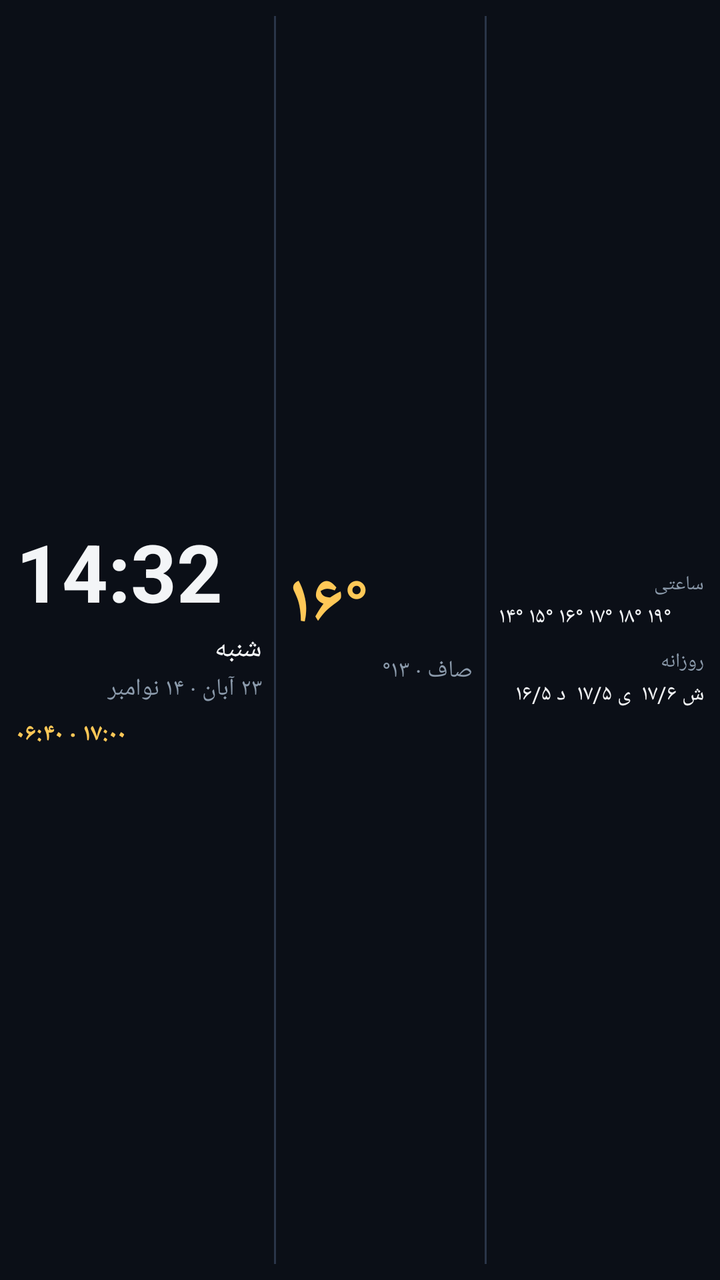
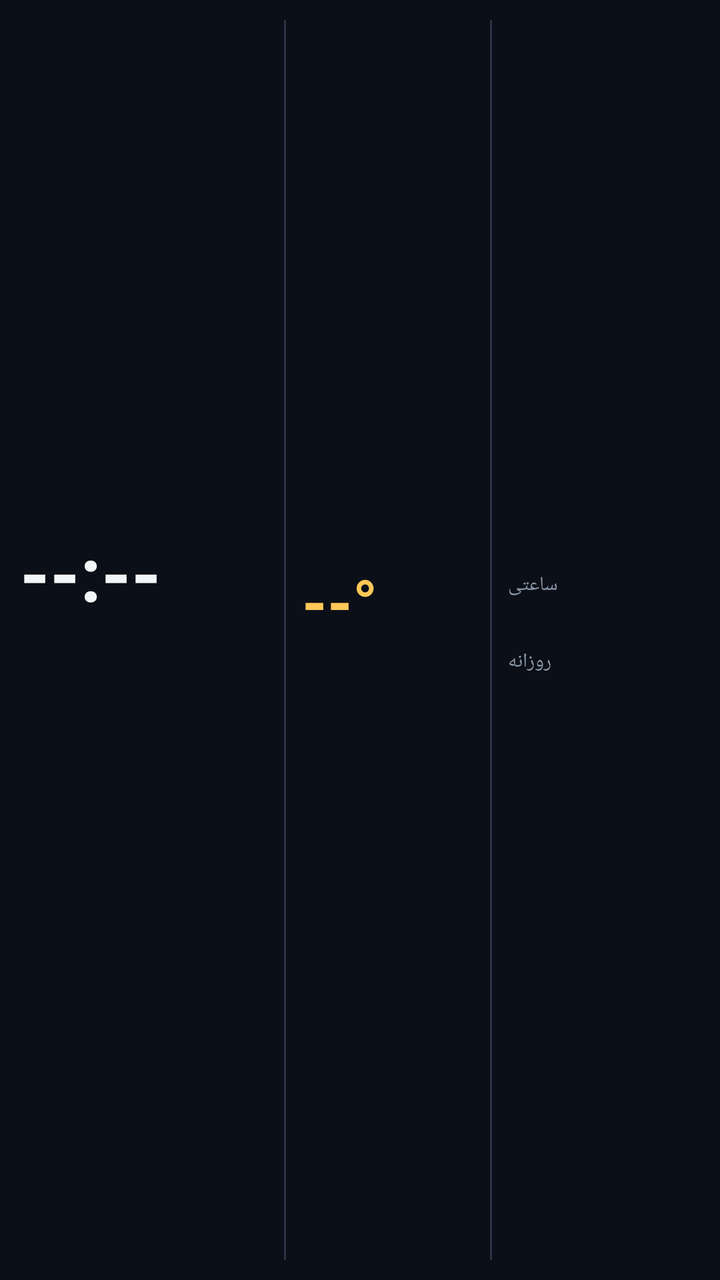

Compare the two renders of this Android layout. The source of the first and the diff that turns it into the second are given below.
<!-- AndroidManifest.xml: application theme AppTheme -->
<!-- res/layout/widget_clock.xml -->
<?xml version="1.0" encoding="utf-8"?>
<LinearLayout xmlns:android="http://schemas.android.com/apk/res/android"
    android:id="@+id/widget_root"
    android:layout_width="match_parent"
    android:layout_height="match_parent"
    android:orientation="horizontal"
    android:background="#FF0B0F17"
    android:padding="8dp">

    
    <LinearLayout
        android:layout_width="0dp"
        android:layout_height="match_parent"
        android:layout_weight="1.2"
        android:orientation="vertical"
        android:gravity="center_vertical">

        <TextView
            android:id="@+id/tv_time"
            android:layout_width="match_parent"
            android:layout_height="wrap_content"
            android:text="14:32"
            android:textColor="#FFF3F5F7"
            android:textSize="40sp"
            android:textStyle="bold"
            android:includeFontPadding="false"
            android:maxLines="1" />

        <TextView
            android:id="@+id/tv_weekday"
            android:layout_width="match_parent"
            android:layout_height="wrap_content"
            android:layout_marginTop="4dp"
            android:text="شنبه"
            android:textColor="#FFF3F5F7"
            android:textSize="14sp"
            android:maxLines="1" />

        <TextView
            android:id="@+id/tv_dates"
            android:layout_width="match_parent"
            android:layout_height="wrap_content"
            android:layout_marginTop="2dp"
            android:text="۲۳ آبان · ۱۴ نوامبر"
            android:textColor="#FF8B9AAB"
            android:textSize="12sp"
            android:maxLines="1" />

        <TextView
            android:id="@+id/tv_solar"
            android:layout_width="match_parent"
            android:layout_height="wrap_content"
            android:layout_marginTop="6dp"
            android:text="۰۶:۴۰ · ۱۷:۰۰"
            android:textColor="#FFFFC857"
            android:textSize="12sp"
            android:textStyle="bold"
            android:maxLines="1" />

    </LinearLayout>

    
    <View
        android:layout_width="1dp"
        android:layout_height="match_parent"
        android:layout_marginStart="6dp"
        android:layout_marginEnd="6dp"
        android:background="#FF2A3548" />

    
    <LinearLayout
        android:layout_width="0dp"
        android:layout_height="match_parent"
        android:layout_weight="0.9"
        android:orientation="vertical"
        android:gravity="center_vertical">

        <TextView
            android:id="@+id/tv_temp"
            android:layout_width="match_parent"
            android:layout_height="wrap_content"
            android:text="۱۶°"
            android:textColor="#FFFFC857"
            android:textSize="34sp"
            android:textStyle="bold"
            android:includeFontPadding="false"
            android:maxLines="1" />

        <TextView
            android:id="@+id/tv_condition"
            android:layout_width="match_parent"
            android:layout_height="wrap_content"
            android:layout_marginTop="2dp"
            android:text="صاف · ۱۳°"
            android:textColor="#FF8B9AAB"
            android:textSize="12sp"
            android:maxLines="1" />

        <TextView
            android:id="@+id/tv_updated"
            android:layout_width="match_parent"
            android:layout_height="wrap_content"
            android:layout_marginTop="4dp"
            android:text=""
            android:textColor="#FF5A6A7A"
            android:textSize="10sp"
            android:maxLines="1" />

    </LinearLayout>

    
    <View
        android:layout_width="1dp"
        android:layout_height="match_parent"
        android:layout_marginStart="6dp"
        android:layout_marginEnd="6dp"
        android:background="#FF2A3548" />

    
    <LinearLayout
        android:layout_width="0dp"
        android:layout_height="match_parent"
        android:layout_weight="1.0"
        android:orientation="vertical"
        android:gravity="center_vertical">

        <TextView
            android:id="@+id/tv_hourly_title"
            android:layout_width="match_parent"
            android:layout_height="wrap_content"
            android:text="ساعتی"
            android:textColor="#FF8B9AAB"
            android:textSize="10sp"
            android:maxLines="1" />

        <TextView
            android:id="@+id/tv_hourly"
            android:layout_width="match_parent"
            android:layout_height="wrap_content"
            android:layout_marginTop="2dp"
            android:text="۱۴° ۱۵° ۱۶° ۱۷° ۱۸° ۱۹°"
            android:textColor="#FFF3F5F7"
            android:textSize="11sp"
            android:maxLines="2" />

        <TextView
            android:id="@+id/tv_daily_title"
            android:layout_width="match_parent"
            android:layout_height="wrap_content"
            android:layout_marginTop="8dp"
            android:text="روزانه"
            android:textColor="#FF8B9AAB"
            android:textSize="10sp"
            android:maxLines="1" />

        <TextView
            android:id="@+id/tv_daily"
            android:layout_width="match_parent"
            android:layout_height="wrap_content"
            android:layout_marginTop="2dp"
            android:text="ش ۱۷/۶  ی ۱۷/۵  د ۱۶/۵"
            android:textColor="#FFF3F5F7"
            android:textSize="11sp"
            android:maxLines="2" />

    </LinearLayout>

</LinearLayout>
<!-- resources referenced by this layout -->
<resources>
  <style name="AppTheme" parent="android:style/Theme.Material.NoActionBar">
          <item name="android:fontFamily">sans-serif</item>
          <item name="android:colorAccent">#FFC857</item>
          <item name="android:windowBackground">#0B0F17</item>
          <item name="android:statusBarColor">#0B0F17</item>
          <item name="android:navigationBarColor">#0B0F17</item>
      </style>
</resources>

<!-- the commit's change to res/layout/widget_clock.xml (unified diff, before → after) -->
@@ -5,66 +5,61 @@
     android:layout_height="match_parent"
     android:orientation="horizontal"
     android:background="#FF0B0F17"
-    android:padding="8dp">
+    android:padding="10dp">
 
     
     <LinearLayout
         android:layout_width="0dp"
         android:layout_height="match_parent"
-        android:layout_weight="1.2"
+        android:layout_weight="1.3"
         android:orientation="vertical"
         android:gravity="center_vertical">
 
         <TextView
             android:id="@+id/tv_time"
-            android:layout_width="match_parent"
+            android:layout_width="wrap_content"
             android:layout_height="wrap_content"
-            android:text="14:32"
+            android:text="--:--"
             android:textColor="#FFF3F5F7"
-            android:textSize="40sp"
+            android:textSize="38sp"
             android:textStyle="bold"
-            android:includeFontPadding="false"
-            android:maxLines="1" />
+            android:includeFontPadding="false" />
 
         <TextView
             android:id="@+id/tv_weekday"
-            android:layout_width="match_parent"
+            android:layout_width="wrap_content"
             android:layout_height="wrap_content"
             android:layout_marginTop="4dp"
-            android:text="شنبه"
+            android:text=""
             android:textColor="#FFF3F5F7"
-            android:textSize="14sp"
-            android:maxLines="1" />
+            android:textSize="14sp" />
 
         <TextView
             android:id="@+id/tv_dates"
-            android:layout_width="match_parent"
+            android:layout_width="wrap_content"
             android:layout_height="wrap_content"
             android:layout_marginTop="2dp"
-            android:text="۲۳ آبان · ۱۴ نوامبر"
+            android:text=""
             android:textColor="#FF8B9AAB"
-            android:textSize="12sp"
-            android:maxLines="1" />
+            android:textSize="12sp" />
 
         <TextView
             android:id="@+id/tv_solar"
-            android:layout_width="match_parent"
+            android:layout_width="wrap_content"
             android:layout_height="wrap_content"
             android:layout_marginTop="6dp"
-            android:text="۰۶:۴۰ · ۱۷:۰۰"
+            android:text=""
             android:textColor="#FFFFC857"
             android:textSize="12sp"
-            android:textStyle="bold"
-            android:maxLines="1" />
+            android:textStyle="bold" />
 
     </LinearLayout>
 
-    
     <View
         android:layout_width="1dp"
         android:layout_height="match_parent"
-        android:layout_marginStart="6dp"
-        android:layout_marginEnd="6dp"
+        android:layout_marginStart="8dp"
+        android:layout_marginEnd="8dp"
         android:background="#FF2A3548" />
 
     
@@ -77,43 +72,39 @@
 
         <TextView
             android:id="@+id/tv_temp"
-            android:layout_width="match_parent"
+            android:layout_width="wrap_content"
             android:layout_height="wrap_content"
-            android:text="۱۶°"
+            android:text="--°"
             android:textColor="#FFFFC857"
-            android:textSize="34sp"
+            android:textSize="32sp"
             android:textStyle="bold"
-            android:includeFontPadding="false"
-            android:maxLines="1" />
+            android:includeFontPadding="false" />
 
         <TextView
             android:id="@+id/tv_condition"
-            android:layout_width="match_parent"
+            android:layout_width="wrap_content"
             android:layout_height="wrap_content"
             android:layout_marginTop="2dp"
-            android:text="صاف · ۱۳°"
+            android:text=""
             android:textColor="#FF8B9AAB"
-            android:textSize="12sp"
-            android:maxLines="1" />
+            android:textSize="12sp" />
 
         <TextView
             android:id="@+id/tv_updated"
-            android:layout_width="match_parent"
+            android:layout_width="wrap_content"
             android:layout_height="wrap_content"
             android:layout_marginTop="4dp"
             android:text=""
             android:textColor="#FF5A6A7A"
-            android:textSize="10sp"
-            android:maxLines="1" />
+            android:textSize="10sp" />
 
     </LinearLayout>
 
-    
     <View
         android:layout_width="1dp"
         android:layout_height="match_parent"
-        android:layout_marginStart="6dp"
-        android:layout_marginEnd="6dp"
+        android:layout_marginStart="8dp"
+        android:layout_marginEnd="8dp"
         android:background="#FF2A3548" />
 
     
@@ -126,42 +117,38 @@
 
         <TextView
             android:id="@+id/tv_hourly_title"
-            android:layout_width="match_parent"
+            android:layout_width="wrap_content"
             android:layout_height="wrap_content"
             android:text="ساعتی"
             android:textColor="#FF8B9AAB"
-            android:textSize="10sp"
-            android:maxLines="1" />
+            android:textSize="10sp" />
 
         <TextView
             android:id="@+id/tv_hourly"
-            android:layout_width="match_parent"
+            android:layout_width="wrap_content"
             android:layout_height="wrap_content"
             android:layout_marginTop="2dp"
-            android:text="۱۴° ۱۵° ۱۶° ۱۷° ۱۸° ۱۹°"
+            android:text=""
             android:textColor="#FFF3F5F7"
-            android:textSize="11sp"
-            android:maxLines="2" />
+            android:textSize="11sp" />
 
         <TextView
             android:id="@+id/tv_daily_title"
-            android:layout_width="match_parent"
+            android:layout_width="wrap_content"
             android:layout_height="wrap_content"
             android:layout_marginTop="8dp"
             android:text="روزانه"
             android:textColor="#FF8B9AAB"
-            android:textSize="10sp"
-            android:maxLines="1" />
+            android:textSize="10sp" />
 
         <TextView
             android:id="@+id/tv_daily"
-            android:layout_width="match_parent"
+            android:layout_width="wrap_content"
             android:layout_height="wrap_content"
             android:layout_marginTop="2dp"
-            android:text="ش ۱۷/۶  ی ۱۷/۵  د ۱۶/۵"
+            android:text=""
             android:textColor="#FFF3F5F7"
-            android:textSize="11sp"
-            android:maxLines="2" />
+            android:textSize="11sp" />
 
     </LinearLayout>
 
